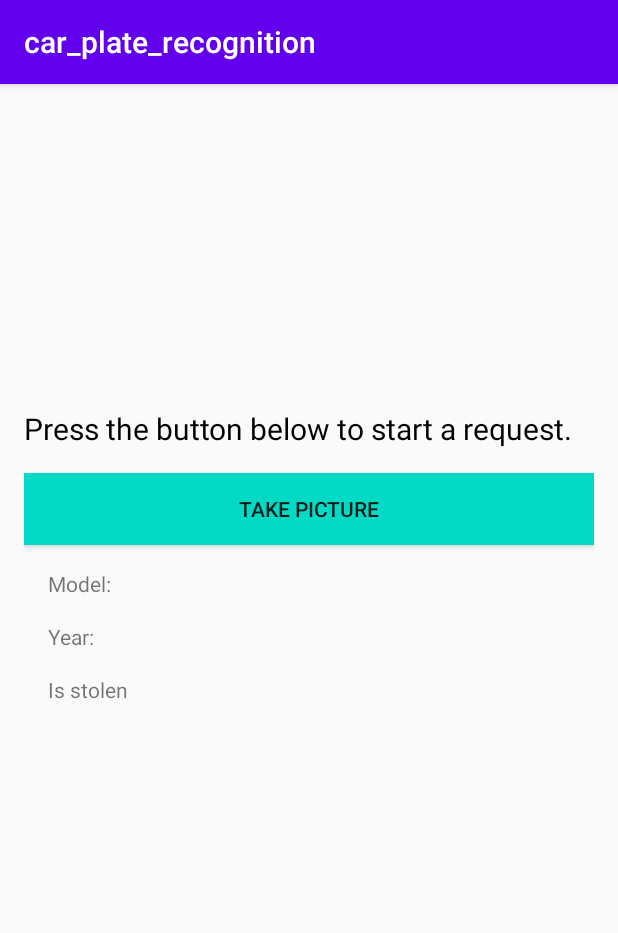
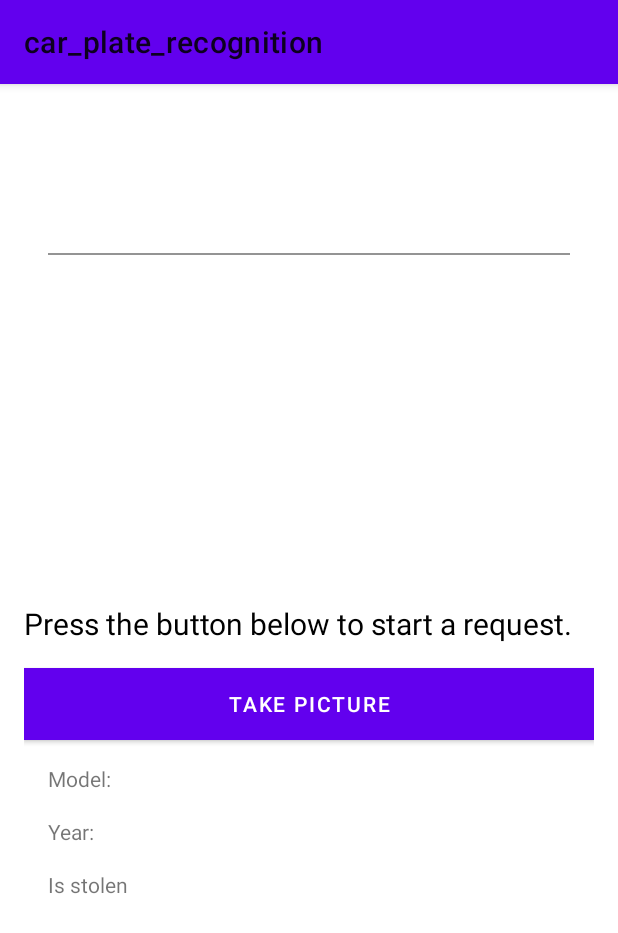
Before and after one commit to Tetrada32/CarsRecognition, an Android app: the screen it shows after launch (MainActivity), on a phone screen of 412 x 824 dp. Shown: the top 933 px of the screen. Run offline under Robolectric (Android 15) with nearby library versions, the phone set to English and light mode, and no system bars; our stand-ins replace data binding; libraries missing offline, so code that uses them is left out: com.google.firebase.ml; 3 statements that could not run were skipped.

Commit message:
UI in progress

```diff
--- /dev/null
+++ b/app/src/main/java/com/car_plate/car_plate_recognition/app/util/text/input/EditTextInputLayout.kt
@@ -0,0 +1,140 @@
+package com.car_plate.car_plate_recognition.app.util.text.input
+
+import android.content.Context
+import android.util.AttributeSet
+import android.view.LayoutInflater
+import android.view.inputmethod.EditorInfo
+import androidx.constraintlayout.widget.ConstraintLayout
+import androidx.core.widget.addTextChangedListener
+import androidx.databinding.BindingAdapter
+import androidx.databinding.InverseBindingAdapter
+import androidx.databinding.InverseBindingListener
+import com.car_plate.car_plate_recognition.R
+import com.google.android.material.textfield.TextInputLayout
+import kotlinx.android.synthetic.main.layout_text_input.view.*
+
+class EditTextInputLayout @JvmOverloads constructor(
+    context: Context,
+    attrs: AttributeSet? = null,
+    defStyleAttr: Int = 0
+) : ConstraintLayout(context, attrs, defStyleAttr) {
+
+    private var subHint: String = ""
+    private var text: String? = null
+    private var maxLines = 1
+    private var error: String? = null
+    private var inputType = EditorInfo.TYPE_TEXT_VARIATION_NORMAL
+    private var imeOptions = 0
+
+    init {
+        LayoutInflater.from(context)
+            .inflate(R.layout.layout_text_input, this, true)
+        initTypedArray(context, attrs)
+        displayData()
+    }
+
+    private fun initTypedArray(context: Context, attrs: AttributeSet?) {
+        val typedArray = context.obtainStyledAttributes(attrs, R.styleable.EditTextInputLayout)
+        subHint = typedArray.getString(R.styleable.EditTextInputLayout_subHint) ?: subHint
+        inputType = typedArray.getInt(R.styleable.EditTextInputLayout_android_inputType, inputType)
+        imeOptions =
+            typedArray.getInt(R.styleable.EditTextInputLayout_android_imeOptions, imeOptions)
+        text = typedArray.getString(R.styleable.EditTextInputLayout_android_text) ?: text
+        maxLines = typedArray.getInt(R.styleable.EditTextInputLayout_android_maxLines, maxLines)
+        error = typedArray.getString(R.styleable.EditTextInputLayout_error) ?: error
+        textInputLayout.error = error
+        with(textInputLayout) {
+            if (typedArray.hasValue(R.styleable.EditTextInputLayout_iconMode)) {
+                endIconMode = typedArray.getInt(
+                    R.styleable.EditTextInputLayout_iconMode,
+                    TextInputLayout.END_ICON_NONE
+                )
+                if (typedArray.hasValue(R.styleable.EditTextInputLayout_iconDrawable)) {
+                    endIconDrawable =
+                        typedArray.getDrawable(R.styleable.EditTextInputLayout_iconDrawable)
+                }
+                isEndIconCheckable = true
+            }
+        }
+
+        typedArray.recycle()
+    }
+
+    private fun displayData() {
+        setSubHint(subHint)
+        setInputType(inputType)
+        setImeOptions(imeOptions)
+        setText(text)
+        setMaxLines(maxLines)
+    }
+
+    fun setSubHint(hint: String) {
+        this.subHint = hint
+        textInput.hint = hint
+    }
+
+    fun setInputType(inputType: Int) {
+        this.inputType = inputType
+        textInput.inputType = inputType
+    }
+
+    fun setImeOptions(imeOption: Int) {
+        this.imeOptions = imeOption
+        textInput.imeOptions = imeOption
+    }
+
+    fun setText(text: String?) {
+        this.text = text
+        textInput.setText(text)
+    }
+
+    fun setMaxLines(maxLines: Int) {
+        this.maxLines = maxLines
+        textInput.maxLines = maxLines
+    }
+
+    fun getText() = text
+
+    fun addTextChangedListener(afterTextChanged: () -> Unit = {}) {
+        textInput.addTextChangedListener {
+            text = it.toString()
+            afterTextChanged.invoke()
+        }
+    }
+
+    fun setError(error: String?) {
+        this.error = error
+        textInputLayout.error = error
+    }
+
+    fun getError() = error
+
+}
+
+@BindingAdapter("android:text")
+fun setText(view: EditTextInputLayout, text: String?) {
+    if (view.getText() != text) {
+        view.setText(text)
+    }
+}
+
+@InverseBindingAdapter(attribute = "android:text")
+fun getText(view: EditTextInputLayout): String? {
+    return view.getText()
+}
+
+@BindingAdapter(value = ["android:textAttrChanged"])
+fun setListener(editText: EditTextInputLayout, listener: InverseBindingListener?) {
+    if (listener != null) {
+        editText.addTextChangedListener {
+            listener.onChange()
+        }
+    }
+}
+
+@BindingAdapter("app:error")
+fun setError(view: EditTextInputLayout, error: String?) {
+    if (view.getError() != error) {
+        view.setError(error)
+    }
+}
--- a/app/src/main/res/layout/home_screen_fragment.xml
+++ b/app/src/main/res/layout/home_screen_fragment.xml
@@ -13,30 +13,42 @@
             type="com.car_plate.car_plate_recognition.app.ui.home.HomeFragment" />
     </data>
 
-    <androidx.constraintlayout.widget.ConstraintLayout
-        xmlns:tools="http://schemas.android.com/tools"
+    <androidx.constraintlayout.widget.ConstraintLayout xmlns:tools="http://schemas.android.com/tools"
         android:layout_width="match_parent"
         android:layout_height="match_parent"
         android:orientation="vertical"
         android:padding="@dimen/grid_16"
         tools:context=".app.ui.main.MainActivity">
 
+        <com.car_plate.car_plate_recognition.app.util.text.input.EditTextInputLayout
+            android:id="@+id/numberInput"
+            android:layout_width="@dimen/grid_0"
+            android:layout_height="80dp"
+            android:layout_marginTop="50dp"
+            android:maxLines="1"
+            android:focusable="true"
+            android:focusableInTouchMode="true"
+            app:layout_constraintBottom_toTopOf="@id/imageView"
+            app:layout_constraintEnd_toEndOf="parent"
+            app:layout_constraintStart_toStartOf="parent"
+            app:layout_constraintTop_toTopOf="parent" />
+
         <ImageView
             android:id="@+id/imageView"
             android:layout_width="0dp"
             android:layout_height="@dimen/grid_200"
+            android:contentDescription="@string/home_fragment_image_description"
             app:layout_constraintEnd_toEndOf="parent"
             app:layout_constraintStart_toStartOf="parent"
-            app:layout_constraintTop_toTopOf="parent"
-            android:contentDescription="@string/home_fragment_image_description" />
+            app:layout_constraintTop_toBottomOf="@id/numberInput" />
 
         <TextView
             android:id="@+id/textView"
             android:layout_width="0dp"
             android:layout_height="wrap_content"
             android:freezesText="true"
+            android:text="@string/press_the_button_below_to_start_a_request"
             android:textColor="@color/colorBlack"
-            android:text="@string/press_the_button_below_to_start_a_request"
             android:textSize="@dimen/test_size_20"
             app:layout_constraintEnd_toEndOf="parent"
             app:layout_constraintStart_toStartOf="parent"
@@ -46,24 +58,24 @@
             android:id="@+id/button"
             android:layout_width="0dp"
             android:layout_height="wrap_content"
+            android:layout_marginTop="@dimen/grid_16"
+            android:background="@color/colorAccent"
+            android:onClick="@{() -> presenter.dispatchTakePictureIntent()}"
+            android:text="@string/take_picture"
+            app:cornerRadius="@dimen/grid_8"
+            app:layout_constraintEnd_toEndOf="parent"
             app:layout_constraintStart_toStartOf="parent"
-            app:layout_constraintEnd_toEndOf="parent"
-            android:background="@color/colorAccent"
-            app:cornerRadius="@dimen/grid_8"
-            android:layout_marginTop="@dimen/grid_16"
-            app:layout_constraintTop_toBottomOf="@id/textView"
-            android:onClick="@{() -> presenter.dispatchTakePictureIntent()}"
-            android:text="@string/take_picture" />
+            app:layout_constraintTop_toBottomOf="@id/textView" />
 
         <TextView
             android:id="@+id/tvCarModel"
             android:layout_width="wrap_content"
+            android:layout_height="wrap_content"
+            android:layout_marginStart="@dimen/grid_16"
+            android:layout_marginTop="@dimen/grid_16"
             android:text="Model: "
             app:layout_constraintStart_toStartOf="parent"
-            android:layout_marginStart="@dimen/grid_16"
-            android:layout_marginTop="@dimen/grid_16"
-            app:layout_constraintTop_toBottomOf="@id/button"
-            android:layout_height="wrap_content"/>
+            app:layout_constraintTop_toBottomOf="@id/button" />
 
         <TextView
             android:id="@+id/tvCarYear"
@@ -73,7 +85,7 @@
             android:layout_marginTop="@dimen/grid_16"
             android:text="Year: "
             app:layout_constraintStart_toStartOf="parent"
-            app:layout_constraintTop_toBottomOf="@id/tvCarModel"/>
+            app:layout_constraintTop_toBottomOf="@id/tvCarModel" />
 
         <TextView
             android:id="@+id/tvCarRegion"
@@ -83,19 +95,18 @@
             android:layout_marginTop="@dimen/grid_16"
             android:text="Is stolen "
             app:layout_constraintStart_toStartOf="parent"
-            app:layout_constraintTop_toBottomOf="@id/tvCarYear"/>
+            app:layout_constraintTop_toBottomOf="@id/tvCarYear" />
 
 
         <ImageView
             android:id="@+id/carDBImage"
             android:layout_width="@dimen/grid_400"
             android:layout_height="@dimen/grid_250"
+            android:layout_marginTop="@dimen/grid_24"
+            android:contentDescription="@string/home_fragment_image_description"
             app:layout_constraintEnd_toEndOf="parent"
             app:layout_constraintStart_toStartOf="parent"
-            android:layout_marginTop="@dimen/grid_24"
-            app:layout_constraintTop_toBottomOf="@id/tvCarRegion"
-            android:contentDescription="@string/home_fragment_image_description" />
-
+            app:layout_constraintTop_toBottomOf="@id/tvCarRegion" />
 
 
     </androidx.constraintlayout.widget.ConstraintLayout>
--- /dev/null
+++ b/app/src/main/res/layout/layout_text_input.xml
@@ -0,0 +1,34 @@
+<?xml version="1.0" encoding="utf-8"?>
+<androidx.constraintlayout.widget.ConstraintLayout xmlns:android="http://schemas.android.com/apk/res/android"
+    xmlns:app="http://schemas.android.com/apk/res-auto"
+    android:layout_width="match_parent"
+    android:layout_height="match_parent"
+    xmlns:tools="http://schemas.android.com/tools">
+
+    <com.google.android.material.textfield.TextInputLayout
+        android:id="@+id/textInputLayout"
+        style="@style/Widget.MaterialComponents.TextInputLayout.FilledBox.Dense"
+        android:layout_width="match_parent"
+        android:layout_height="wrap_content"
+        android:layout_marginStart="@dimen/grid_16"
+        android:layout_marginEnd="@dimen/grid_16"
+        app:errorEnabled="true"
+        app:hintEnabled="true"
+        app:layout_constraintEnd_toEndOf="parent"
+        app:layout_constraintStart_toStartOf="parent"
+        app:layout_constraintTop_toTopOf="parent">
+
+        <com.google.android.material.textfield.TextInputEditText
+            android:id="@+id/textInput"
+            android:layout_width="match_parent"
+            android:layout_height="48dp"
+            android:maxLength="10"
+            tools:text="ВА 6130 АИ"
+            android:textStyle="bold"
+            android:background="@android:color/transparent"
+            android:padding="@dimen/grid_0"
+            android:textAlignment="center"
+            android:textSize="30sp" />
+    </com.google.android.material.textfield.TextInputLayout>
+
+</androidx.constraintlayout.widget.ConstraintLayout>
--- a/app/src/main/res/values/dimens.xml
+++ b/app/src/main/res/values/dimens.xml
@@ -12,5 +12,6 @@
     <dimen name="grid_24">24dp</dimen>
     <dimen name="grid_400">400dp</dimen>
     <dimen name="grid_250">250dp</dimen>
+    <dimen name="grid_0">0dp</dimen>
 
 </resources>
--- a/app/src/main/res/values/styles.xml
+++ b/app/src/main/res/values/styles.xml
@@ -1,11 +1,13 @@
 <resources>
 
     <!-- Base application theme. -->
-    <style name="AppTheme" parent="Theme.AppCompat.Light.DarkActionBar">
+    <style name="AppTheme" parent="Theme.MaterialComponents.Light">
         <!-- Customize your theme here. -->
         <item name="colorPrimary">@color/colorPrimary</item>
         <item name="colorPrimaryDark">@color/colorPrimaryDark</item>
         <item name="colorAccent">@color/colorAccent</item>
     </style>
 
+    <style name="Widget.TextInputLayout" parent="Widget.MaterialComponents.TextInputLayout.OutlinedBox.Dense"/>
+
 </resources>
```
Also changed, not shown: app/src/main/res/values/attrs.xml (added, +33 -0 lines), app/src/main/res/font/amiko.ttf (added), app/src/main/res/font/road_numbers.ttf (added).
